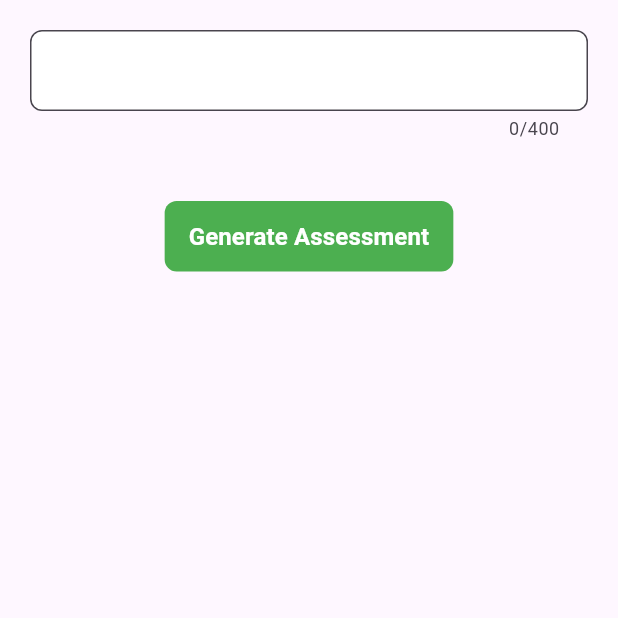
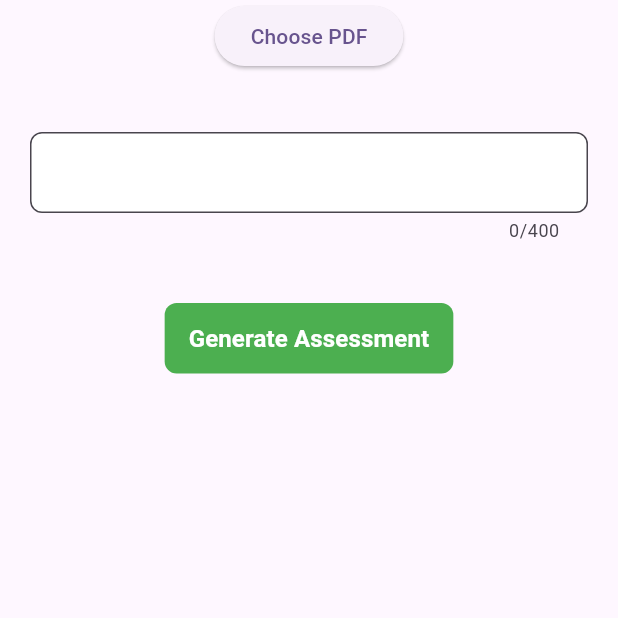
Before and after one commit to lambraydon/psa_codesprint, a Flutter app: the ApplicantsView screen opened directly, on a phone screen of 412 x 824 dp, the top half of it. Run offline on Flutter 3.47's test engine with Material 2 defaults, Android fonts, the phone set to English and light mode, and no system bars; our stand-ins replace animated_text_kit, get_it, percent_indicator, responsive_builder; missing offline and left inert: dart:html, syncfusion_flutter_pdf.

Commit message:
added pdfuploader.dart and integrated it into app

```diff
--- /dev/null
+++ b/lib/services/PDFUtil/pdfuploader.dart
@@ -0,0 +1,44 @@
+import 'dart:html' as html;
+import 'package:flutter/material.dart';
+
+class pdfuploader extends StatefulWidget {
+  pdfuploader({Key? key}) : super(key: key);
+
+  @override
+  State<pdfuploader> createState() => _pdfuploader();
+}
+
+class _pdfuploader extends State<pdfuploader> {
+  html.File? _pdfFile;
+
+  void _startFilePicker() {
+    final input = html.FileUploadInputElement()..accept = 'application/pdf';
+    input.click();
+
+    input.onChange.listen((event) {
+      final file = input.files!.first;
+      setState(() {
+        _pdfFile = file;
+      });
+      // Do something with the file (e.g., upload it, read its content, etc.)
+    });
+  }
+
+  @override
+  Widget build(BuildContext context) {
+    return Center(
+        child: Column(
+          mainAxisAlignment: MainAxisAlignment.center,
+          children: <Widget>[
+            ElevatedButton(
+              onPressed: _startFilePicker,
+              child: Text('Choose PDF'),
+            ),
+            SizedBox(height: 20),
+            if (_pdfFile != null)
+              Text('Selected file: ${_pdfFile!.name}')
+          ],
+        ),
+    );
+  }
+}
--- a/lib/views/applicants_view/applicants_view.dart
+++ b/lib/views/applicants_view/applicants_view.dart
@@ -5,6 +5,7 @@ import 'package:animated_text_kit/animated_text_kit.dart';
 import 'package:flutter/services.dart';
 import 'package:psa_codesprint/applicant_fit_score.dart';
 import 'package:psa_codesprint/custom_text_button.dart';
+import 'package:psa_codesprint/services/PDFUtil/pdfuploader.dart';
 import 'package:psa_codesprint/views/applicants_view/applicant_evaluation_model.dart';
 import "package:syncfusion_flutter_pdf/pdf.dart";
 import '../../services/gpt_api_service.dart';
@@ -149,6 +150,7 @@ class _ApplicantsViewState extends State<ApplicantsView> {
       },
       child: Scaffold(
         body: ListView(children: [
+          pdfuploader(),
           Center(
             child: Column(
               children: [
```
